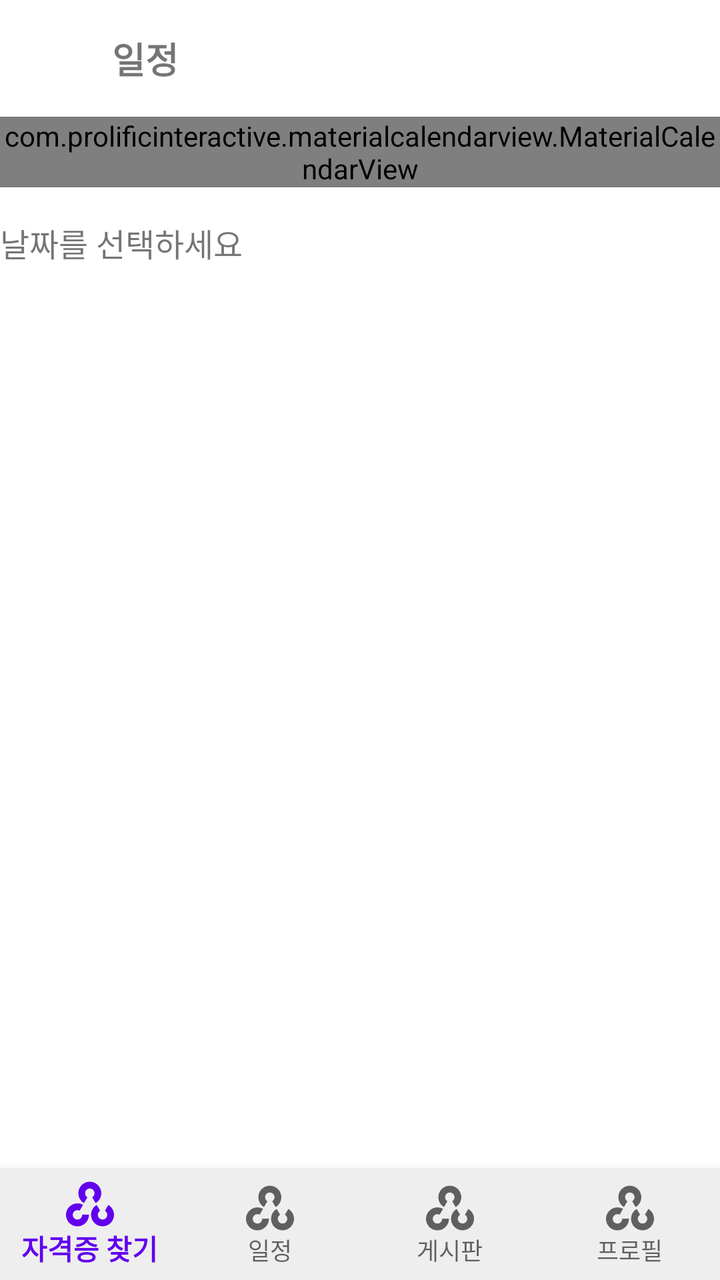
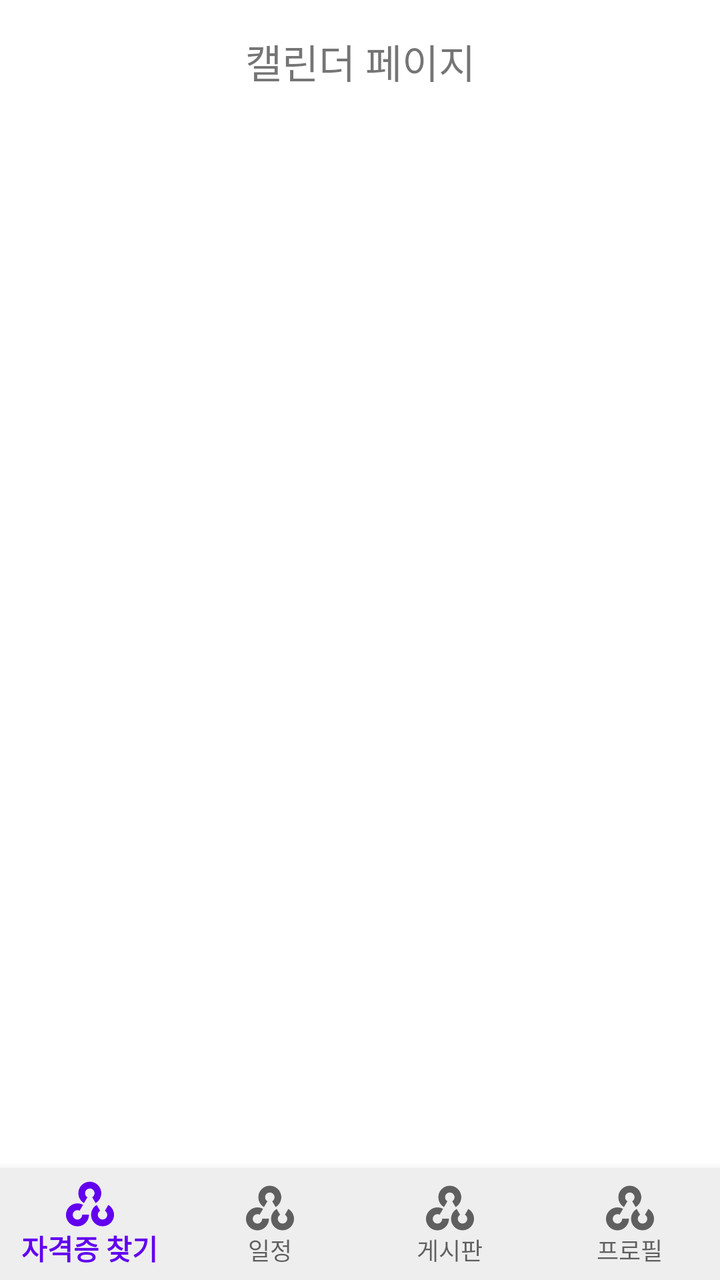

Screens rendered from an Android XML layout before and after an edit, with the pre-edit source and the edit as a unified diff.
<!-- AndroidManifest.xml: application theme Theme.Jamanbi -->
<!-- res/layout/activity_calendar.xml -->
<?xml version="1.0" encoding="utf-8"?>
<LinearLayout xmlns:android="http://schemas.android.com/apk/res/android"
    xmlns:app="http://schemas.android.com/apk/res-auto"
    android:orientation="vertical"
    android:layout_width="match_parent"
    android:layout_height="match_parent"
    android:background="#FFFFFF">

    
    <LinearLayout
        android:layout_width="match_parent"
        android:layout_height="wrap_content"
        android:padding="16dp"
        android:orientation="horizontal"
        android:gravity="center_vertical">

        <ImageView
            android:src="@drawable/ic_arrow_back"
            android:layout_width="24dp"
            android:layout_height="24dp" />

        <TextView
            android:layout_marginStart="16dp"
            android:text="일정"
            android:textSize="18sp"
            android:textStyle="bold"
            android:layout_width="wrap_content"
            android:layout_height="wrap_content" />
    </LinearLayout>

    
    <com.prolificinteractive.materialcalendarview.MaterialCalendarView
        android:id="@+id/calendarView"
        android:layout_width="match_parent"
        android:layout_height="wrap_content"
        app:mcv_showOtherDates="all"
        app:mcv_selectionColor="#EEEEEE"
        app:mcv_firstDayOfWeek="monday"
        app:mcv_tileSize="40dp" />

    
    <TextView
        android:id="@+id/textViewDday"
        android:layout_width="match_parent"
        android:layout_height="wrap_content"
        android:text="날짜를 선택하세요"
        android:textSize="16sp"
        android:paddingTop="16dp" />

    
    <androidx.cardview.widget.CardView
        android:layout_width="match_parent"
        android:layout_height="wrap_content"
        android:layout_margin="16dp"
        app:cardCornerRadius="16dp"
        app:cardElevation="4dp"
        android:backgroundTint="#E0F0FF">


    </androidx.cardview.widget.CardView>

    
    <View
        android:layout_width="match_parent"
        android:layout_height="0dp"
        android:layout_weight="1" />

    <com.google.android.material.bottomnavigation.BottomNavigationView
        android:id="@+id/bottomNav"
        android:layout_width="match_parent"
        android:layout_height="wrap_content"
        android:layout_gravity="bottom"
        android:background="#EEEEEE"
        android:elevation="8dp"
        app:menu="@menu/menu_bottom_nav"
        app:labelVisibilityMode="labeled" />

</LinearLayout>
<!-- resources referenced by this layout -->
<resources>
  <!-- drawable ic_arrow_back (drawable) -->
  <?xml version="1.0" encoding="utf-8"?>
  <selector xmlns:android="http://schemas.android.com/apk/res/android">
  
  </selector>
  <style name="Theme.Jamanbi" parent="Theme.AppCompat.Light.NoActionBar">
          
          <item name="colorPrimary">@color/purple_500</item>
          <item name="colorPrimaryDark">@color/purple_700</item>
          <item name="colorAccent">@color/teal_200</item>
      </style>
  <color name="purple_500">#FF6200EE</color>
  <color name="purple_700">#FF3700B3</color>
  <color name="teal_200">#FF03DAC5</color>
</resources>

<!-- the commit's change to res/layout/activity_calendar.xml (unified diff, before → after) -->
@@ -1,7 +1,6 @@
 <?xml version="1.0" encoding="utf-8"?>
-<LinearLayout xmlns:android="http://schemas.android.com/apk/res/android"
+<FrameLayout xmlns:android="http://schemas.android.com/apk/res/android"
     xmlns:app="http://schemas.android.com/apk/res-auto"
-    android:orientation="vertical"
     android:layout_width="match_parent"
     android:layout_height="match_parent"
     android:background="#FFFFFF">
@@ -9,62 +8,21 @@
     
     <LinearLayout
         android:layout_width="match_parent"
-        android:layout_height="wrap_content"
-        android:padding="16dp"
-        android:orientation="horizontal"
-        android:gravity="center_vertical">
-
-        <ImageView
-            android:src="@drawable/ic_arrow_back"
-            android:layout_width="24dp"
-            android:layout_height="24dp" />
+        android:layout_height="678dp"
+        android:layout_weight="1"
+        android:orientation="vertical"
+        android:paddingBottom="56dp">
 
         <TextView
-            android:layout_marginStart="16dp"
-            android:text="일정"
-            android:textSize="18sp"
-            android:textStyle="bold"
-            android:layout_width="wrap_content"
-            android:layout_height="wrap_content" />
+            android:layout_width="match_parent"
+            android:layout_height="wrap_content"
+            android:gravity="center"
+            android:padding="16dp"
+            android:text="캘린더 페이지"
+            android:textSize="20sp" />
     </LinearLayout>
 
     
-    <com.prolificinteractive.materialcalendarview.MaterialCalendarView
-        android:id="@+id/calendarView"
-        android:layout_width="match_parent"
-        android:layout_height="wrap_content"
-        app:mcv_showOtherDates="all"
-        app:mcv_selectionColor="#EEEEEE"
-        app:mcv_firstDayOfWeek="monday"
-        app:mcv_tileSize="40dp" />
-
-    
-    <TextView
-        android:id="@+id/textViewDday"
-        android:layout_width="match_parent"
-        android:layout_height="wrap_content"
-        android:text="날짜를 선택하세요"
-        android:textSize="16sp"
-        android:paddingTop="16dp" />
-
-    
-    <androidx.cardview.widget.CardView
-        android:layout_width="match_parent"
-        android:layout_height="wrap_content"
-        android:layout_margin="16dp"
-        app:cardCornerRadius="16dp"
-        app:cardElevation="4dp"
-        android:backgroundTint="#E0F0FF">
-
-
-    </androidx.cardview.widget.CardView>
-
-    
-    <View
-        android:layout_width="match_parent"
-        android:layout_height="0dp"
-        android:layout_weight="1" />
-
     <com.google.android.material.bottomnavigation.BottomNavigationView
         android:id="@+id/bottomNav"
         android:layout_width="match_parent"
@@ -74,5 +32,4 @@
         android:elevation="8dp"
         app:menu="@menu/menu_bottom_nav"
         app:labelVisibilityMode="labeled" />
-
-</LinearLayout>
+</FrameLayout>
<!-- resource entries referenced after the edit -->
@@ -1,10 +1,5 @@
 <!-- resources referenced by this layout -->
 <resources>
-  <!-- drawable ic_arrow_back (drawable) -->
-  <?xml version="1.0" encoding="utf-8"?>
-  <selector xmlns:android="http://schemas.android.com/apk/res/android">
-  
-  </selector>
   <style name="Theme.Jamanbi" parent="Theme.AppCompat.Light.NoActionBar">
           
           <item name="colorPrimary">@color/purple_500</item>
